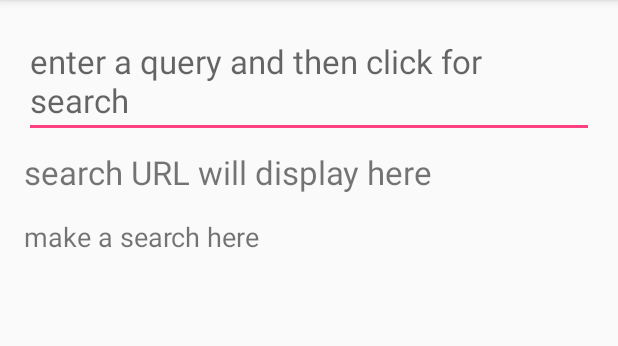
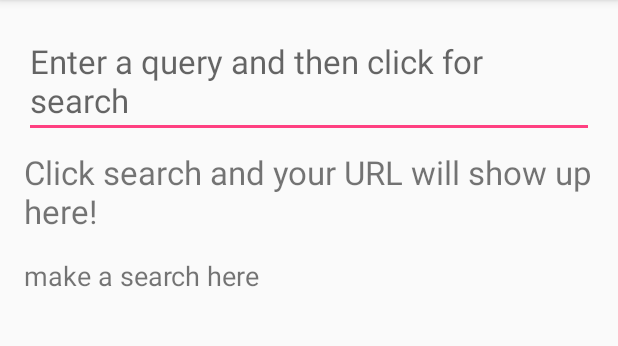
Before and after one commit to Ashwani8/GithubQuery, an Android app: the screen it shows after launch (MainActivity), on a phone screen of 412 x 824 dp, the part 84-430 px from its top. Run offline under Robolectric (Android 15) with nearby library versions, the phone set to English and light mode, and no system bars; 1 statement that could not run was skipped.

```diff
--- a/app/src/main/res/layout/activity_main.xml
+++ b/app/src/main/res/layout/activity_main.xml
@@ -31,7 +31,7 @@
         android:layout_width="match_parent"
         android:layout_height="wrap_content"
         android:textSize="22sp"
-        android:hint="enter a query and then click for search" />
+        android:hint="Enter a query and then click for search" />
 
     <TextView
         android:id="@+id/tv_url_display"
@@ -39,7 +39,7 @@
         android:layout_height="wrap_content"
         android:layout_marginTop="8dp"
         android:textSize="22sp"
-        android:text="search URL will display here"/>
+        android:text="Click search and your URL will show up here!"/>
 
 
     <ScrollView
--- a/app/src/main/res/values/strings.xml
+++ b/app/src/main/res/values/strings.xml
@@ -15,4 +15,7 @@
   -->
 <resources>
     <string name="app_name">Github Query</string>
+
+    <!--TODO (1) Add a string resource called search with the title "Search"-->
+    <string name="search">Search</string>
 </resources>
```
Also changed, not shown: app/src/main/java/com/example/android/datafrominternet/MainActivity.java (+40 -0 lines).
